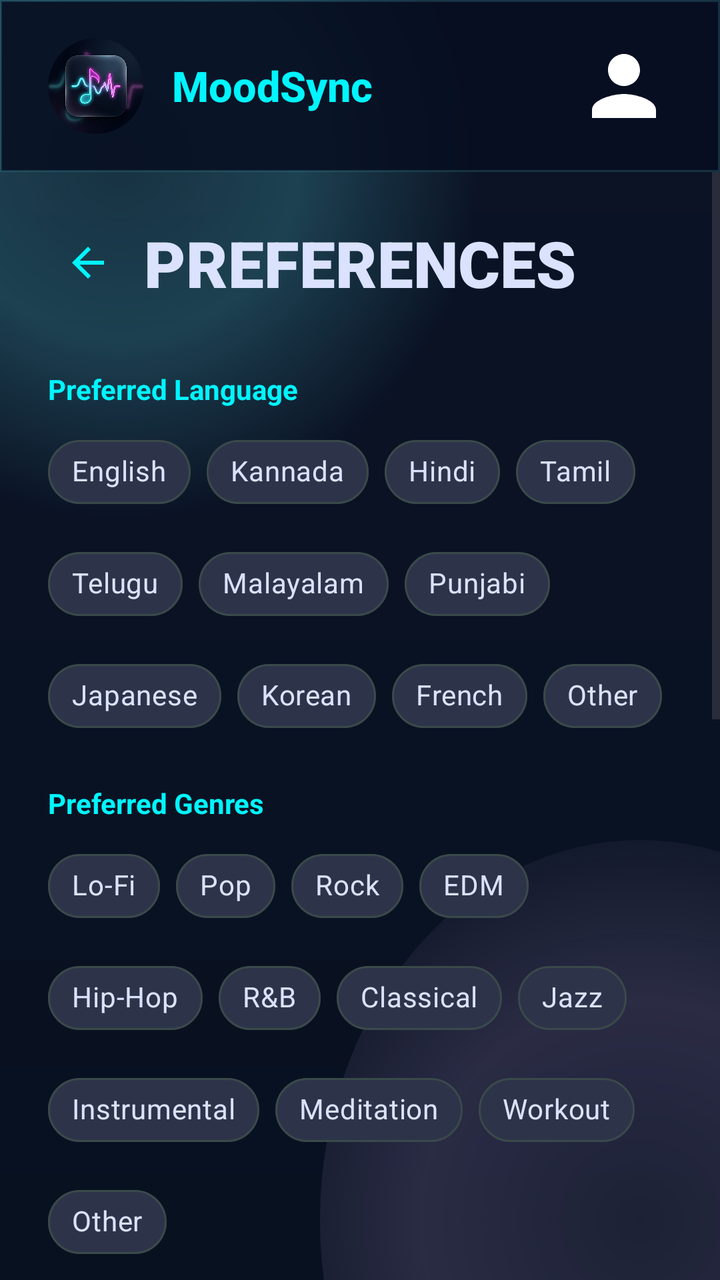
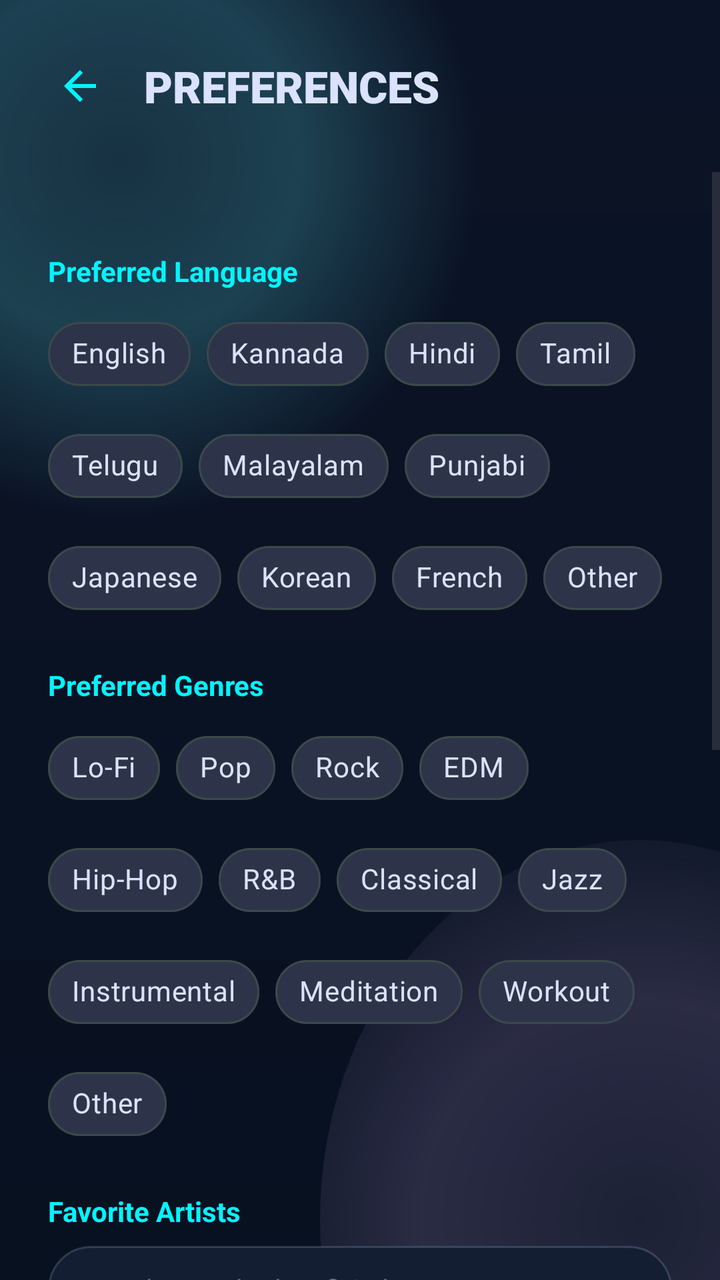

Compare the two renders of this Android layout. The source of the first and the diff that turns it into the second are given below.
<!-- AndroidManifest.xml: application theme Theme.Genzmusicapp -->
<!-- res/layout/screen_preferences.xml -->
<?xml version="1.0" encoding="utf-8"?>
<LinearLayout xmlns:android="http://schemas.android.com/apk/res/android"
    xmlns:app="http://schemas.android.com/apk/res-auto"
    android:layout_width="match_parent"
    android:layout_height="match_parent"
    android:background="@drawable/bg_app"
    android:orientation="vertical">

    <include layout="@layout/view_topbar" />

    <ScrollView
        android:layout_width="match_parent"
        android:layout_height="0dp"
        android:layout_weight="1"
        android:fillViewport="true"
        android:overScrollMode="never">

        <LinearLayout
            android:layout_width="match_parent"
            android:layout_height="wrap_content"
            android:orientation="vertical"
            android:paddingStart="24dp"
            android:paddingTop="24dp"
            android:paddingEnd="24dp"
            android:paddingBottom="116dp">

            <LinearLayout
                android:layout_width="match_parent"
                android:layout_height="wrap_content"
                android:orientation="horizontal"
                android:gravity="center_vertical"
                android:layout_marginBottom="16dp">

                <ImageButton
                    android:id="@+id/backToWellnessButton"
                    android:layout_width="40dp"
                    android:layout_height="40dp"
                    android:background="?attr/selectableItemBackgroundBorderless"
                    android:src="@drawable/ic_arrow_back"
                    android:tint="@color/mood_cyan"
                    android:contentDescription="Back" />

                <TextView
                    android:layout_width="wrap_content"
                    android:layout_height="wrap_content"
                    android:layout_marginStart="8dp"
                    android:fontFamily="sans-serif-black"
                    android:text="PREFERENCES"
                    android:textColor="@color/mood_text"
                    android:textSize="32sp"
                    android:textStyle="bold" />
            </LinearLayout>

            
            <TextView
                android:layout_width="wrap_content"
                android:layout_height="wrap_content"
                android:layout_marginTop="16dp"
                android:text="Preferred Language"
                android:textColor="@color/mood_cyan"
                android:textSize="14sp"
                android:textStyle="bold" />

            <com.google.android.material.chip.ChipGroup
                android:id="@+id/chipGroupLanguage"
                android:layout_width="match_parent"
                android:layout_height="wrap_content"
                android:layout_marginTop="8dp">
                
                <com.google.android.material.chip.Chip style="@style/CustomChipStyle" android:layout_width="wrap_content" android:layout_height="wrap_content" android:text="English" />
                <com.google.android.material.chip.Chip style="@style/CustomChipStyle" android:layout_width="wrap_content" android:layout_height="wrap_content" android:text="Kannada" />
                <com.google.android.material.chip.Chip style="@style/CustomChipStyle" android:layout_width="wrap_content" android:layout_height="wrap_content" android:text="Hindi" />
                <com.google.android.material.chip.Chip style="@style/CustomChipStyle" android:layout_width="wrap_content" android:layout_height="wrap_content" android:text="Tamil" />
                <com.google.android.material.chip.Chip style="@style/CustomChipStyle" android:layout_width="wrap_content" android:layout_height="wrap_content" android:text="Telugu" />
                <com.google.android.material.chip.Chip style="@style/CustomChipStyle" android:layout_width="wrap_content" android:layout_height="wrap_content" android:text="Malayalam" />
                <com.google.android.material.chip.Chip style="@style/CustomChipStyle" android:layout_width="wrap_content" android:layout_height="wrap_content" android:text="Punjabi" />
                <com.google.android.material.chip.Chip style="@style/CustomChipStyle" android:layout_width="wrap_content" android:layout_height="wrap_content" android:text="Japanese" />
                <com.google.android.material.chip.Chip style="@style/CustomChipStyle" android:layout_width="wrap_content" android:layout_height="wrap_content" android:text="Korean" />
                <com.google.android.material.chip.Chip style="@style/CustomChipStyle" android:layout_width="wrap_content" android:layout_height="wrap_content" android:text="French" />
                <com.google.android.material.chip.Chip style="@style/CustomChipStyle" android:layout_width="wrap_content" android:layout_height="wrap_content" android:text="Other" />
            </com.google.android.material.chip.ChipGroup>

            <EditText
                android:id="@+id/editLanguage"
                android:layout_width="match_parent"
                android:layout_height="wrap_content"
                android:layout_marginTop="8dp"
                android:background="@drawable/glass_panel"
                android:hint="Type preferred language..."
                android:padding="12dp"
                android:textColor="@color/mood_text"
                android:textColorHint="#88AAB7C8"
                android:textSize="14sp"
                android:visibility="gone" />

            
            <TextView
                android:layout_width="wrap_content"
                android:layout_height="wrap_content"
                android:layout_marginTop="20dp"
                android:text="Preferred Genres"
                android:textColor="@color/mood_cyan"
                android:textSize="14sp"
                android:textStyle="bold" />

            <com.google.android.material.chip.ChipGroup
                android:id="@+id/chipGroupGenres"
                android:layout_width="match_parent"
                android:layout_height="wrap_content"
                android:layout_marginTop="8dp">

                <com.google.android.material.chip.Chip style="@style/CustomChipStyle" android:layout_width="wrap_content" android:layout_height="wrap_content" android:text="Lo-Fi" />
                <com.google.android.material.chip.Chip style="@style/CustomChipStyle" android:layout_width="wrap_content" android:layout_height="wrap_content" android:text="Pop" />
                <com.google.android.material.chip.Chip style="@style/CustomChipStyle" android:layout_width="wrap_content" android:layout_height="wrap_content" android:text="Rock" />
                <com.google.android.material.chip.Chip style="@style/CustomChipStyle" android:layout_width="wrap_content" android:layout_height="wrap_content" android:text="EDM" />
                <com.google.android.material.chip.Chip style="@style/CustomChipStyle" android:layout_width="wrap_content" android:layout_height="wrap_content" android:text="Hip-Hop" />
                <com.google.android.material.chip.Chip style="@style/CustomChipStyle" android:layout_width="wrap_content" android:layout_height="wrap_content" android:text="R&amp;B" />
                <com.google.android.material.chip.Chip style="@style/CustomChipStyle" android:layout_width="wrap_content" android:layout_height="wrap_content" android:text="Classical" />
                <com.google.android.material.chip.Chip style="@style/CustomChipStyle" android:layout_width="wrap_content" android:layout_height="wrap_content" android:text="Jazz" />
                <com.google.android.material.chip.Chip style="@style/CustomChipStyle" android:layout_width="wrap_content" android:layout_height="wrap_content" android:text="Instrumental" />
                <com.google.android.material.chip.Chip style="@style/CustomChipStyle" android:layout_width="wrap_content" android:layout_height="wrap_content" android:text="Meditation" />
                <com.google.android.material.chip.Chip style="@style/CustomChipStyle" android:layout_width="wrap_content" android:layout_height="wrap_content" android:text="Workout" />
                <com.google.android.material.chip.Chip style="@style/CustomChipStyle" android:layout_width="wrap_content" android:layout_height="wrap_content" android:text="Other" />
            </com.google.android.material.chip.ChipGroup>

            <EditText
                android:id="@+id/editGenres"
                android:layout_width="match_parent"
                android:layout_height="wrap_content"
                android:layout_marginTop="8dp"
                android:background="@drawable/glass_panel"
                android:hint="Type custom genres..."
                android:padding="12dp"
                android:textColor="@color/mood_text"
                android:textColorHint="#88AAB7C8"
                android:textSize="14sp"
                android:visibility="gone" />

            
            <TextView
                android:layout_width="wrap_content"
                android:layout_height="wrap_content"
                android:layout_marginTop="20dp"
                android:text="Favorite Artists"
                android:textColor="@color/mood_cyan"
                android:textSize="14sp"
                android:textStyle="bold" />

            <EditText
                android:id="@+id/editArtists"
                android:layout_width="match_parent"
                android:layout_height="wrap_content"
                android:layout_marginTop="8dp"
                android:background="@drawable/glass_panel"
                android:hint="e.g., The Weeknd, Lofi Girl"
                android:padding="12dp"
                android:textColor="@color/mood_text"
                android:textColorHint="#88AAB7C8"
                android:textSize="14sp" />

            
            <TextView
                android:layout_width="wrap_content"
                android:layout_height="wrap_content"
                android:layout_marginTop="20dp"
                android:text="Music Type"
                android:textColor="@color/mood_cyan"
                android:textSize="14sp"
                android:textStyle="bold" />

            <com.google.android.material.chip.ChipGroup
                android:id="@+id/chipGroupMusicType"
                android:layout_width="match_parent"
                android:layout_height="wrap_content"
                android:layout_marginTop="8dp">

                <com.google.android.material.chip.Chip style="@style/CustomChipStyle" android:layout_width="wrap_content" android:layout_height="wrap_content" android:text="Relaxation" />
                <com.google.android.material.chip.Chip style="@style/CustomChipStyle" android:layout_width="wrap_content" android:layout_height="wrap_content" android:text="Study" />
                <com.google.android.material.chip.Chip style="@style/CustomChipStyle" android:layout_width="wrap_content" android:layout_height="wrap_content" android:text="Focus" />
                <com.google.android.material.chip.Chip style="@style/CustomChipStyle" android:layout_width="wrap_content" android:layout_height="wrap_content" android:text="Workout" />
                <com.google.android.material.chip.Chip style="@style/CustomChipStyle" android:layout_width="wrap_content" android:layout_height="wrap_content" android:text="Sleep" />
                <com.google.android.material.chip.Chip style="@style/CustomChipStyle" android:layout_width="wrap_content" android:layout_height="wrap_content" android:text="Travel" />
                <com.google.android.material.chip.Chip style="@style/CustomChipStyle" android:layout_width="wrap_content" android:layout_height="wrap_content" android:text="Party" />
                <com.google.android.material.chip.Chip style="@style/CustomChipStyle" android:layout_width="wrap_content" android:layout_height="wrap_content" android:text="Meditation" />
                <com.google.android.material.chip.Chip style="@style/CustomChipStyle" android:layout_width="wrap_content" android:layout_height="wrap_content" android:text="Other" />
            </com.google.android.material.chip.ChipGroup>

            <EditText
                android:id="@+id/editMusicType"
                android:layout_width="match_parent"
                android:layout_height="wrap_content"
                android:layout_marginTop="8dp"
                android:background="@drawable/glass_panel"
                android:hint="Type custom music type..."
                android:padding="12dp"
                android:textColor="@color/mood_text"
                android:textColorHint="#88AAB7C8"
                android:textSize="14sp"
                android:visibility="gone" />

            
            <TextView
                android:layout_width="wrap_content"
                android:layout_height="wrap_content"
                android:layout_marginTop="20dp"
                android:text="Preferred Music App"
                android:textColor="@color/mood_cyan"
                android:textSize="14sp"
                android:textStyle="bold" />

            <Spinner
                android:id="@+id/spinnerMusicApp"
                android:layout_width="match_parent"
                android:layout_height="wrap_content"
                android:layout_marginTop="8dp"
                android:background="@drawable/glass_panel"
                android:padding="12dp"
                android:popupBackground="@drawable/bg_app"
                android:textColor="@color/mood_text" />

            <Button
                android:id="@+id/saveSettingsButton"
                android:layout_width="match_parent"
                android:layout_height="56dp"
                android:layout_marginTop="32dp"
                android:background="@drawable/chip_bg"
                android:text="Save Preferences"
                android:textAllCaps="false"
                android:textColor="@color/mood_cyan"
                android:textSize="16sp"
                android:textStyle="bold" />

        </LinearLayout>
    </ScrollView>
</LinearLayout>
<!-- res/layout/view_topbar.xml (included above) -->
<?xml version="1.0" encoding="utf-8"?>
<LinearLayout xmlns:android="http://schemas.android.com/apk/res/android"
    xmlns:app="http://schemas.android.com/apk/res-auto"
    android:id="@+id/topbar"
    android:layout_width="match_parent"
    android:layout_height="86dp"
    android:background="@drawable/topbar_bg"
    android:gravity="center_vertical"
    android:orientation="horizontal"
    android:paddingStart="24dp"
    android:paddingEnd="24dp">

    <androidx.cardview.widget.CardView
        android:layout_width="48dp"
        android:layout_height="48dp"
        app:cardCornerRadius="24dp"
        app:cardElevation="0dp"
        app:cardBackgroundColor="@android:color/transparent">
        <ImageView
            android:id="@+id/topAppIcon"
            android:layout_width="match_parent"
            android:layout_height="match_parent"
            android:src="@mipmap/ic_launcher_round"
            android:contentDescription="MusicZ Icon"
            android:scaleType="centerCrop" />
    </androidx.cardview.widget.CardView>

    <TextView
        android:id="@+id/topBrand"
        android:layout_width="0dp"
        android:layout_height="wrap_content"
        android:layout_marginStart="14dp"
        android:layout_weight="1"
        android:fontFamily="sans-serif-medium"
        android:text="@string/brand_short"
        android:textColor="@color/mood_cyan"
        android:textSize="21sp"
        android:textStyle="bold" />

    <com.google.android.material.imageview.ShapeableImageView
        android:id="@+id/settingsButton"
        android:layout_width="48dp"
        android:layout_height="48dp"
        app:shapeAppearanceOverlay="@style/circleImageView"
        android:contentDescription="Profile"
        android:src="@drawable/ic_person"
        android:scaleType="centerCrop" />
</LinearLayout>
<!-- resources referenced by this layout -->
<resources>
  <color name="mood_cyan">#00f5ff</color>
  <color name="mood_text">#dae2fd</color>
  <!-- drawable chip_bg (drawable) -->
  <?xml version="1.0" encoding="utf-8"?>
  <shape xmlns:android="http://schemas.android.com/apk/res/android" android:shape="rectangle">
      <solid android:color="#1463F7FF" />
      <stroke android:width="1dp" android:color="#5263F7FF" />
      <corners android:radius="999dp" />
      <padding
          android:bottom="8dp"
          android:left="14dp"
          android:right="14dp"
          android:top="8dp" />
  </shape>
  <!-- drawable glass_panel (drawable) -->
  <?xml version="1.0" encoding="utf-8"?>
  <shape xmlns:android="http://schemas.android.com/apk/res/android" android:shape="rectangle">
      <solid android:color="#141E33" />
      <stroke android:width="1dp" android:color="#2FB5DCFF" />
      <corners android:radius="24dp" />
      <padding
          android:bottom="1dp"
          android:left="1dp"
          android:right="1dp"
          android:top="1dp" />
  </shape>
  <!-- drawable ic_arrow_back (drawable) -->
  <vector xmlns:android="http://schemas.android.com/apk/res/android"
      android:width="24dp"
      android:height="24dp"
      android:viewportWidth="24"
      android:viewportHeight="24"
      android:tint="?attr/colorControlNormal">
    <path
        android:fillColor="@android:color/white"
        android:pathData="M20,11H7.83l5.59,-5.59L12,4l-8,8l8,8l1.41,-1.41L7.83,13H20v-2z"/>
  </vector>
  <!-- drawable ic_person (drawable) -->
  <vector xmlns:android="http://schemas.android.com/apk/res/android"
      android:width="24dp"
      android:height="24dp"
      android:viewportWidth="24"
      android:viewportHeight="24"
      android:tint="#FFFFFF">
    <path
        android:fillColor="@android:color/white"
        android:pathData="M12,12c2.21,0 4,-1.79 4,-4s-1.79,-4 -4,-4 -4,1.79 -4,4 1.79,4 4,4zM12,14c-2.67,0 -8,1.34 -8,4v2h16v-2c0,-2.66 -5.33,-4 -8,-4z"/>
  </vector>
  <!-- drawable topbar_bg (drawable) -->
  <?xml version="1.0" encoding="utf-8"?>
  <shape xmlns:android="http://schemas.android.com/apk/res/android" android:shape="rectangle">
      <solid android:color="#D8060E20" />
      <stroke android:width="1dp" android:color="#2463F7FF" />
  </shape>
  <!-- mipmap ic_launcher_round: png bitmap (mipmap-hdpi, 450864 bytes) -->
  <string name="brand_short">MoodSync</string>
  <style name="CustomChipStyle" parent="Widget.MaterialComponents.Chip.Filter">
          <item name="chipBackgroundColor">@color/chip_bg_color</item>
          <item name="android:textColor">@color/chip_text_color</item>
          <item name="chipStrokeWidth">1dp</item>
          <item name="chipStrokeColor">#3a494a</item>
      </style>
  <style name="circleImageView" parent="">
          <item name="cornerFamily">rounded</item>
          <item name="cornerSize">50%</item>
      </style>
  <style name="Theme.Genzmusicapp" parent="Base.Theme.Genzmusicapp" />
  <color name="mood_background">#0b1326</color>
  <style name="Base.Theme.Genzmusicapp" parent="Theme.Material3.DayNight.NoActionBar">
          
          
      </style>
  <!-- unchanged entries left out for length: 1 -->
</resources>

<!-- the commit's change to res/layout/screen_preferences.xml (unified diff, before → after) -->
@@ -6,7 +6,33 @@
     android:background="@drawable/bg_app"
     android:orientation="vertical">
 
-    <include layout="@layout/view_topbar" />
+    
+    <LinearLayout
+        android:layout_width="match_parent"
+        android:layout_height="86dp"
+        android:gravity="center_vertical"
+        android:orientation="horizontal"
+        android:paddingStart="16dp"
+        android:paddingEnd="24dp">
+
+        <ImageButton
+            android:id="@+id/backFromPreferencesBtn"
+            android:layout_width="48dp"
+            android:layout_height="48dp"
+            android:background="?selectableItemBackgroundBorderless"
+            android:src="@drawable/ic_arrow_back"
+            android:tint="@color/mood_cyan" />
+
+        <TextView
+            android:layout_width="0dp"
+            android:layout_height="wrap_content"
+            android:layout_weight="1"
+            android:layout_marginStart="8dp"
+            android:fontFamily="sans-serif-black"
+            android:text="PREFERENCES"
+            android:textColor="@color/mood_text"
+            android:textSize="22sp" />
+    </LinearLayout>
 
     <ScrollView
         android:layout_width="match_parent"
@@ -24,32 +50,6 @@
             android:paddingEnd="24dp"
             android:paddingBottom="116dp">
 
-            <LinearLayout
-                android:layout_width="match_parent"
-                android:layout_height="wrap_content"
-                android:orientation="horizontal"
-                android:gravity="center_vertical"
-                android:layout_marginBottom="16dp">
-
-                <ImageButton
-                    android:id="@+id/backToWellnessButton"
-                    android:layout_width="40dp"
-                    android:layout_height="40dp"
-                    android:background="?attr/selectableItemBackgroundBorderless"
-                    android:src="@drawable/ic_arrow_back"
-                    android:tint="@color/mood_cyan"
-                    android:contentDescription="Back" />
-
-                <TextView
-                    android:layout_width="wrap_content"
-                    android:layout_height="wrap_content"
-                    android:layout_marginStart="8dp"
-                    android:fontFamily="sans-serif-black"
-                    android:text="PREFERENCES"
-                    android:textColor="@color/mood_text"
-                    android:textSize="32sp"
-                    android:textStyle="bold" />
-            </LinearLayout>
 
             
             <TextView
@@ -233,52 +233,3 @@
         </LinearLayout>
     </ScrollView>
 </LinearLayout>
-<!-- res/layout/view_topbar.xml (included above) -->
-<?xml version="1.0" encoding="utf-8"?>
-<LinearLayout xmlns:android="http://schemas.android.com/apk/res/android"
-    xmlns:app="http://schemas.android.com/apk/res-auto"
-    android:id="@+id/topbar"
-    android:layout_width="match_parent"
-    android:layout_height="86dp"
-    android:background="@drawable/topbar_bg"
-    android:gravity="center_vertical"
-    android:orientation="horizontal"
-    android:paddingStart="24dp"
-    android:paddingEnd="24dp">
-
-    <androidx.cardview.widget.CardView
-        android:layout_width="48dp"
-        android:layout_height="48dp"
-        app:cardCornerRadius="24dp"
-        app:cardElevation="0dp"
-        app:cardBackgroundColor="@android:color/transparent">
-        <ImageView
-            android:id="@+id/topAppIcon"
-            android:layout_width="match_parent"
-            android:layout_height="match_parent"
-            android:src="@mipmap/ic_launcher_round"
-            android:contentDescription="MusicZ Icon"
-            android:scaleType="centerCrop" />
-    </androidx.cardview.widget.CardView>
-
-    <TextView
-        android:id="@+id/topBrand"
-        android:layout_width="0dp"
-        android:layout_height="wrap_content"
-        android:layout_marginStart="14dp"
-        android:layout_weight="1"
-        android:fontFamily="sans-serif-medium"
-        android:text="@string/brand_short"
-        android:textColor="@color/mood_cyan"
-        android:textSize="21sp"
-        android:textStyle="bold" />
-
-    <com.google.android.material.imageview.ShapeableImageView
-        android:id="@+id/settingsButton"
-        android:layout_width="48dp"
-        android:layout_height="48dp"
-        app:shapeAppearanceOverlay="@style/circleImageView"
-        android:contentDescription="Profile"
-        android:src="@drawable/ic_person"
-        android:scaleType="centerCrop" />
-</LinearLayout>
<!-- resource entries referenced after the edit -->
@@ -37,34 +37,11 @@
         android:fillColor="@android:color/white"
         android:pathData="M20,11H7.83l5.59,-5.59L12,4l-8,8l8,8l1.41,-1.41L7.83,13H20v-2z"/>
   </vector>
-  <!-- drawable ic_person (drawable) -->
-  <vector xmlns:android="http://schemas.android.com/apk/res/android"
-      android:width="24dp"
-      android:height="24dp"
-      android:viewportWidth="24"
-      android:viewportHeight="24"
-      android:tint="#FFFFFF">
-    <path
-        android:fillColor="@android:color/white"
-        android:pathData="M12,12c2.21,0 4,-1.79 4,-4s-1.79,-4 -4,-4 -4,1.79 -4,4 1.79,4 4,4zM12,14c-2.67,0 -8,1.34 -8,4v2h16v-2c0,-2.66 -5.33,-4 -8,-4z"/>
-  </vector>
-  <!-- drawable topbar_bg (drawable) -->
-  <?xml version="1.0" encoding="utf-8"?>
-  <shape xmlns:android="http://schemas.android.com/apk/res/android" android:shape="rectangle">
-      <solid android:color="#D8060E20" />
-      <stroke android:width="1dp" android:color="#2463F7FF" />
-  </shape>
-  <!-- mipmap ic_launcher_round: png bitmap (mipmap-hdpi, 450864 bytes) -->
-  <string name="brand_short">MoodSync</string>
   <style name="CustomChipStyle" parent="Widget.MaterialComponents.Chip.Filter">
           <item name="chipBackgroundColor">@color/chip_bg_color</item>
           <item name="android:textColor">@color/chip_text_color</item>
           <item name="chipStrokeWidth">1dp</item>
           <item name="chipStrokeColor">#3a494a</item>
-      </style>
-  <style name="circleImageView" parent="">
-          <item name="cornerFamily">rounded</item>
-          <item name="cornerSize">50%</item>
       </style>
   <style name="Theme.Genzmusicapp" parent="Base.Theme.Genzmusicapp" />
   <color name="mood_background">#0b1326</color>
